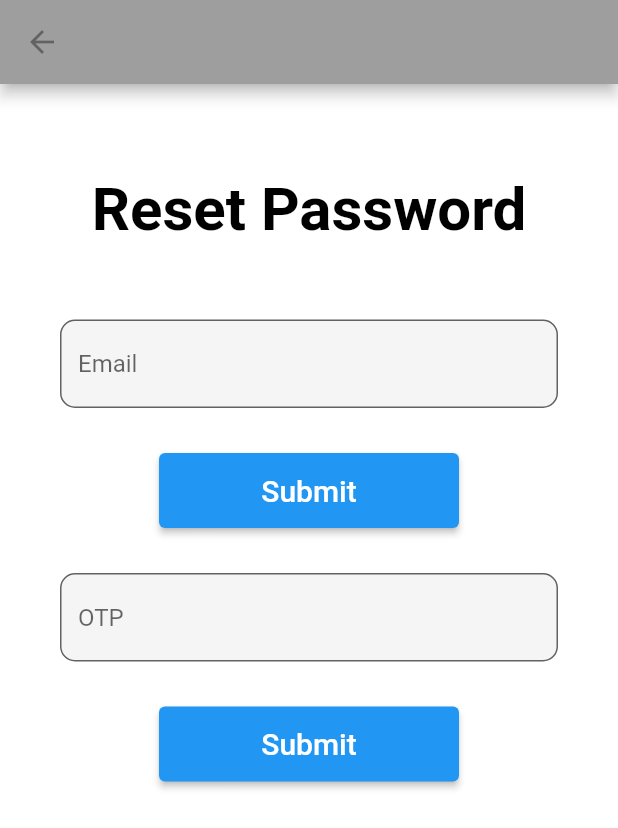
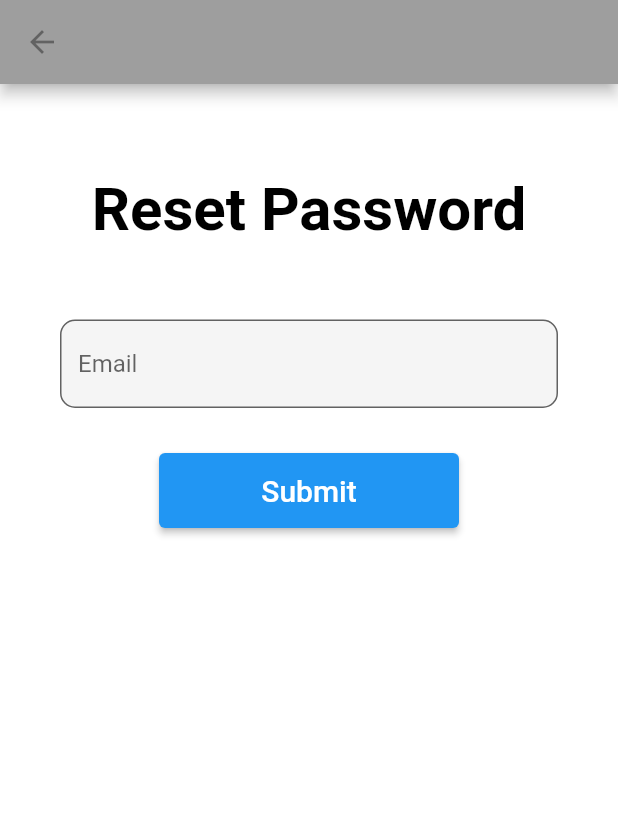
Before and after one commit to Jenish1002/McaProject, a Flutter app: the forgetpass screen opened directly, on a phone screen of 412 x 824 dp. Shown: the top 828 px of the screen. Run offline on Flutter 3.47's test engine with Material 2 defaults, Android fonts, the phone set to English and light mode, and no system bars.

Commit message:
Rohan 05/02

```diff
--- a/Jenish/Login-UI-flutter-master/lib/foregetpassword.dart
+++ b/Jenish/Login-UI-flutter-master/lib/foregetpassword.dart
@@ -11,7 +11,7 @@ class forgetpass extends StatefulWidget {
 
 class _forgetpassState extends State<forgetpass> {
   get style => null;
-
+  bool _isShow = false;
   @override
   Widget build(BuildContext context) {
     return Scaffold(
@@ -76,6 +76,11 @@ class _forgetpassState extends State<forgetpass> {
                           width: 200, //width of button
                           child: ElevatedButton(
                             onPressed: () {
+                              setState(
+                                () {
+                                  _isShow = !_isShow;
+                                },
+                              );
                               ScaffoldMessenger.of(context)
                                   .showSnackBar(const SnackBar(
                                 content: Text('Email has been Send!'),
@@ -89,7 +94,9 @@ class _forgetpassState extends State<forgetpass> {
                       SizedBox(
                         height: 30,
                       ),
-                      TextField(
+                      Visibility(
+                        visible: _isShow,
+                        child: TextField(
                           keyboardType: TextInputType.number,
                           style: TextStyle(color: Colors.black),
                           decoration: InputDecoration(
@@ -100,10 +107,13 @@ class _forgetpassState extends State<forgetpass> {
                                 borderRadius: BorderRadius.circular(10),
                               )),
                         ),
+                      ),
                       SizedBox(
                         height: 30,
                       ),
-                      SizedBox(
+                      Visibility(
+                        visible: _isShow,
+                        child: SizedBox(
                             height: 50, //height of button
                             width: 200, //width of button
                             child: ElevatedButton(
@@ -111,7 +121,8 @@ class _forgetpassState extends State<forgetpass> {
                                 Navigator.push(
                                   context,
                                   MaterialPageRoute(
-                                    builder: (context) => const confirmpass()),
+                                      builder: (context) =>
+                                          const confirmpass()),
                                 );
                               },
                               child: const Text(
@@ -119,6 +130,7 @@ class _forgetpassState extends State<forgetpass> {
                                 style: TextStyle(fontSize: 20),
                               ),
                             )),
+                      )
                     ],
                   ),
                 )
--- a/Jenish/Login-UI-flutter-master/pubspec.yaml
+++ b/Jenish/Login-UI-flutter-master/pubspec.yaml
@@ -28,6 +28,7 @@ dependencies:
   # The following adds the Cupertino Icons font to your application.
   # Use with the CupertinoIcons class for iOS style icons.
   cupertino_icons: ^1.0.2
+  material: ^1.0.0+2
 
 dev_dependencies:
   flutter_test:
```
Also changed, not shown: Jenish/Login-UI-flutter-master/pubspec.lock. Lines whose indentation alone changed are shown as unchanged.
